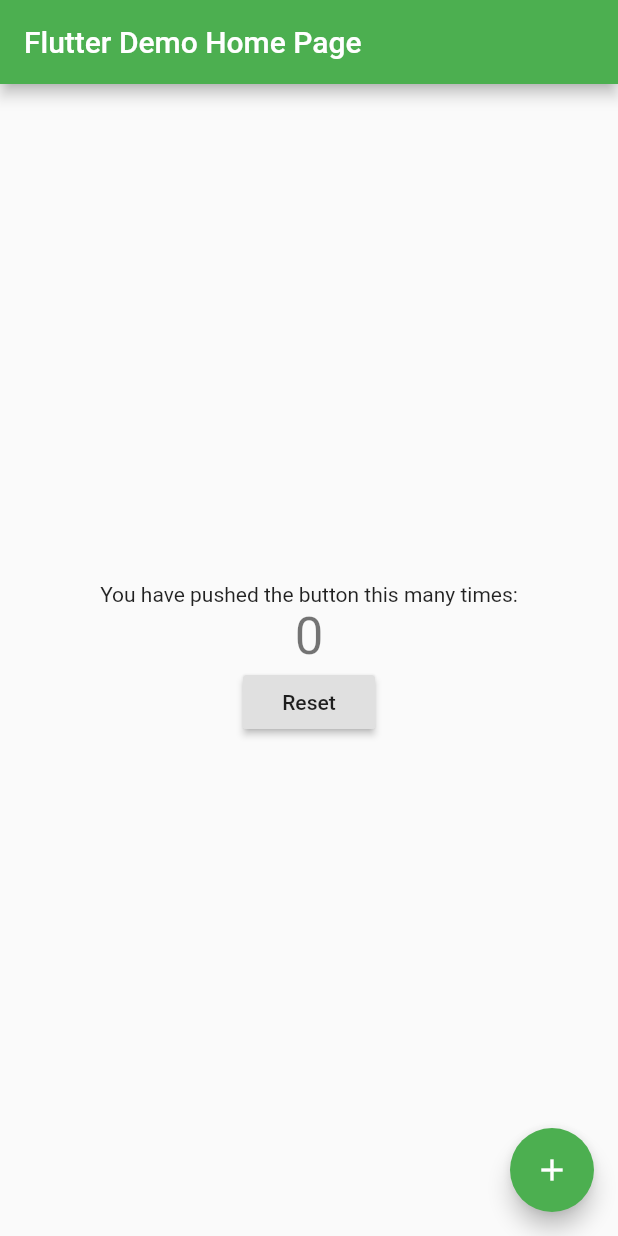
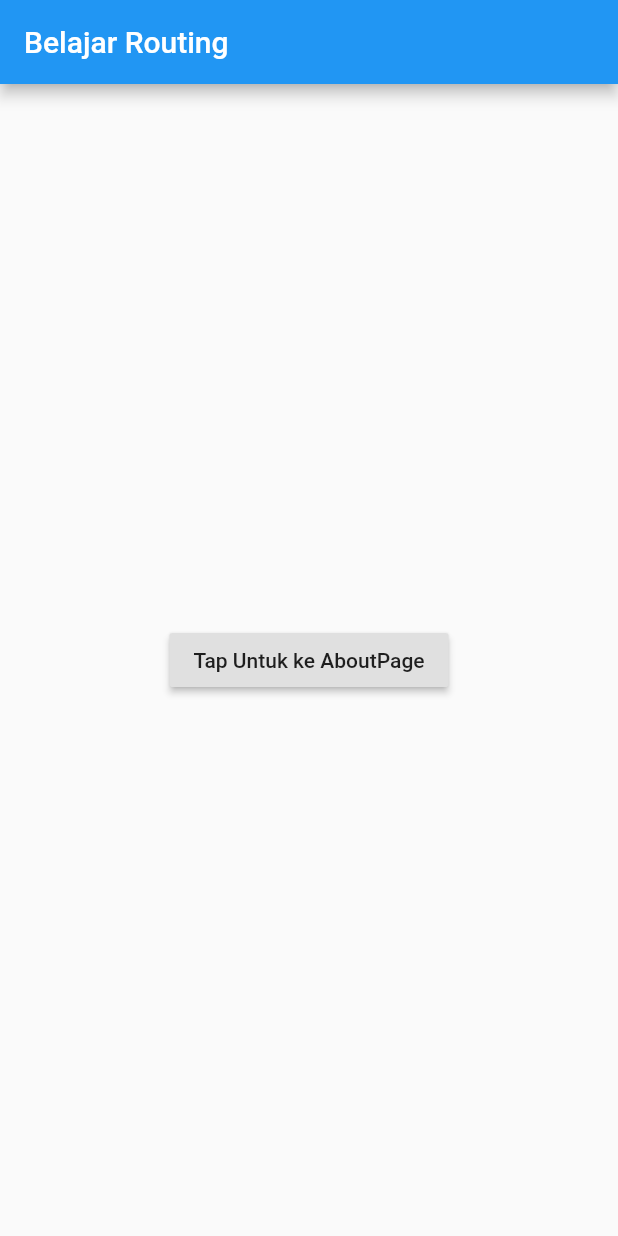
Before and after one commit to hdinjos/state-full-widget-flutter, a Flutter app: the screen it shows after launch, on a phone screen of 412 x 824 dp. Run offline on Flutter 3.47's test engine with Material 2 defaults, Android fonts, the phone set to English and light mode, and no system bars.

```diff
--- a/lib/main.dart
+++ b/lib/main.dart
@@ -1,127 +1,28 @@
 import 'package:flutter/material.dart';
+import 'package:httpReq/AboutPage.dart';
 
 void main() {
-  runApp(MyApp());
+  runApp(MaterialApp(
+    home: HomePage(),
+  ));
 }
 
-class MyApp extends StatelessWidget {
-  // This widget is the root of your application.
+class HomePage extends StatelessWidget {
   @override
   Widget build(BuildContext context) {
-    return MaterialApp(
-      title: 'Flutter Demo',
-      theme: ThemeData(
-        // This is the theme of your application.
-        //
-        // Try running your application with "flutter run". You'll see the
-        // application has a blue toolbar. Then, without quitting the app, try
-        // changing the primarySwatch below to Colors.green and then invoke
-        // "hot reload" (press "r" in the console where you ran "flutter run",
-        // or simply save your changes to "hot reload" in a Flutter IDE).
-        // Notice that the counter didn't reset back to zero; the application
-        // is not restarted.
-        primarySwatch: Colors.green,
-        // This makes the visual density adapt to the platform that you run
-        // the app on. For desktop platforms, the controls will be smaller and
-        // closer together (more dense) than on mobile platforms.
-        visualDensity: VisualDensity.adaptivePlatformDensity,
+    return Scaffold(
+      appBar: AppBar(
+        title: Text('Belajar Routing'),
       ),
-      home: MyHomePage(title: 'Flutter Demo Home Page'),
+      body: Center(
+        child: RaisedButton(
+          onPressed: () {
+            Route route = MaterialPageRoute(builder: (context) => AboutPage());
+            Navigator.push(context, route);
+          },
+          child: Text('Tap Untuk ke AboutPage'),
+        ),
+      ),
     );
   }
 }
-
-class MyHomePage extends StatefulWidget {
-  MyHomePage({Key key, this.title}) : super(key: key);
-
-  // This widget is the home page of your application. It is stateful, meaning
-  // that it has a State object (defined below) that contains fields that affect
-  // how it looks.
-
-  // This class is the configuration for the state. It holds the values (in this
-  // case the title) provided by the parent (in this case the App widget) and
-  // used by the build method of the State. Fields in a Widget subclass are
-  // always marked "final".
-
-  final String title;
-
-  @override
-  _MyHomePageState createState() => _MyHomePageState();
-}
-
-class _MyHomePageState extends State<MyHomePage> {
-  int _counter = 0;
-
-  void _incrementCounter() {
-    setState(() {
-      // This call to setState tells the Flutter framework that something has
-      // changed in this State, which causes it to rerun the build method below
-      // so that the display can reflect the updated values. If we changed
-      // _counter without calling setState(), then the build method would not be
-      // called again, and so nothing would appear to happen.
-      _counter++;
-    });
-  }
-
-  void _resetCounter() {
-    setState(() {
-      _counter = 0;
-    });
-  }
-
-  @override
-  Widget build(BuildContext context) {
-    // This method is rerun every time setState is called, for instance as done
-    // by the _incrementCounter method above.
-    //
-    // The Flutter framework has been optimized to make rerunning build methods
-    // fast, so that you can just rebuild anything that needs updating rather
-    // than having to individually change instances of widgets.
-    return Scaffold(
-      appBar: AppBar(
-        // Here we take the value from the MyHomePage object that was created by
-        // the App.build method, and use it to set our appbar title.
-        title: Text(widget.title),
-      ),
-      body: Center(
-        // Center is a layout widget. It takes a single child and positions it
-        // in the middle of the parent.
-        child: Column(
-          // Column is also a layout widget. It takes a list of children and
-          // arranges them vertically. By default, it sizes itself to fit its
-          // children horizontally, and tries to be as tall as its parent.
-          //
-          // Invoke "debug painting" (press "p" in the console, choose the
-          // "Toggle Debug Paint" action from the Flutter Inspector in Android
-          // Studio, or the "Toggle Debug Paint" command in Visual Studio Code)
-          // to see the wireframe for each widget.
-          //
-          // Column has various properties to control how it sizes itself and
-          // how it positions its children. Here we use mainAxisAlignment to
-          // center the children vertically; the main axis here is the vertical
-          // axis because Columns are vertical (the cross axis would be
-          // horizontal).
-          mainAxisAlignment: MainAxisAlignment.center,
-          children: <Widget>[
-            Text(
-              'You have pushed the button this many times:',
-            ),
-            Text(
-              '$_counter',
-              style: Theme.of(context).textTheme.headline4,
-            ),
-            RaisedButton(
-              onPressed: _resetCounter,
-              child: Text('Reset'),
-            )
-          ],
-        ),
-      ),
-      floatingActionButton: FloatingActionButton(
-        onPressed: _incrementCounter,
-        tooltip: 'Increment',
-        child: Icon(Icons.add),
-      ), // This trailing comma makes auto-formatting nicer for build methods.
-    );
-  }
-}
```
Also changed, not shown: lib/AboutPage.dart (added, +20 -0 lines).
